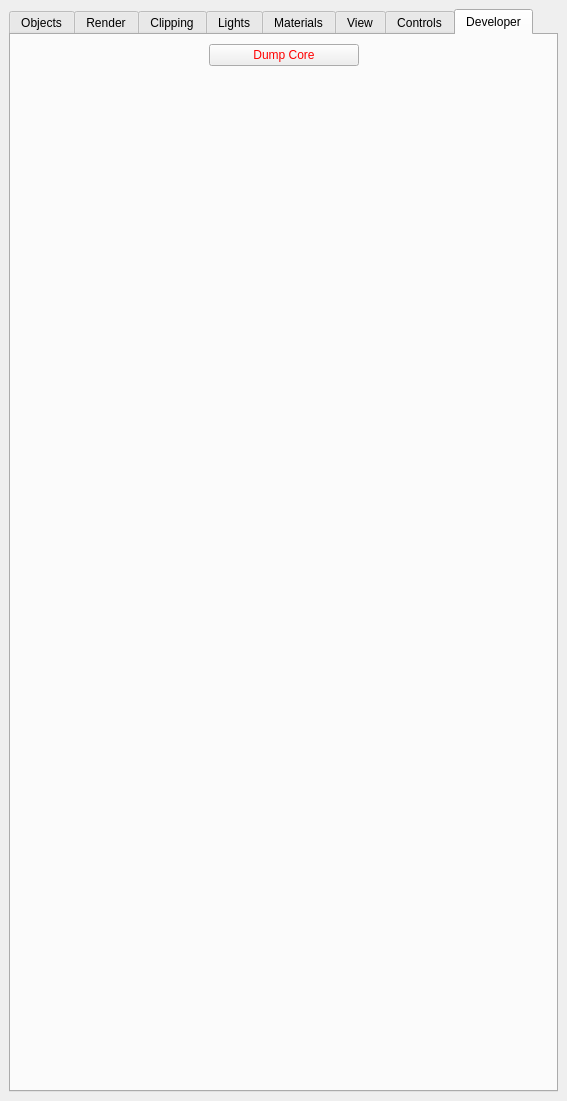
Before: the Qt Designer form src/Interface/Modules/Render/ViewSceneControls.ui in SCIInstitute/SCIRun, drawn with Qt 5.
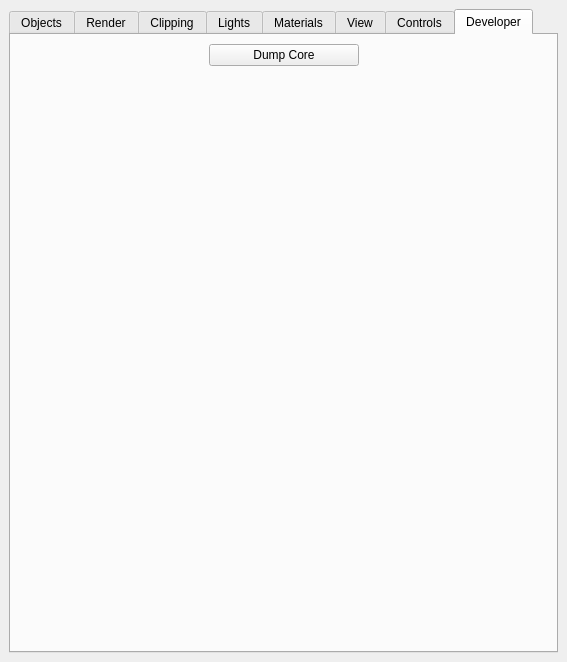
After: the same form once the commit is applied.

Diff of the .ui file:
```diff
--- a/src/Interface/Modules/Render/ViewSceneControls.ui
+++ b/src/Interface/Modules/Render/ViewSceneControls.ui
@@ -7,13 +7,13 @@
     <x>0</x>
     <y>0</y>
     <width>567</width>
-    <height>1101</height>
+    <height>662</height>
    </rect>
   </property>
   <property name="minimumSize">
    <size>
-    <width>496</width>
-    <height>1101</height>
+    <width>567</width>
+    <height>662</height>
    </size>
   </property>
   <property name="windowTitle">
@@ -2356,7 +2356,7 @@
            </size>
           </property>
           <property name="styleSheet">
-           <string notr="true">QPushButton{color:red}QPushButton::pressed{background:red}</string>
+           <string notr="true"/>
           </property>
           <property name="text">
            <string>Dump Core</string>
```
